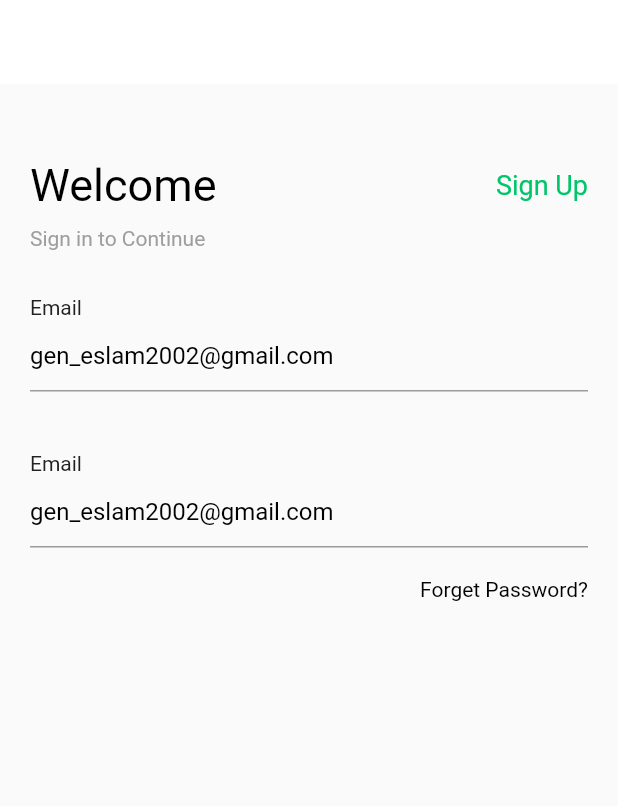
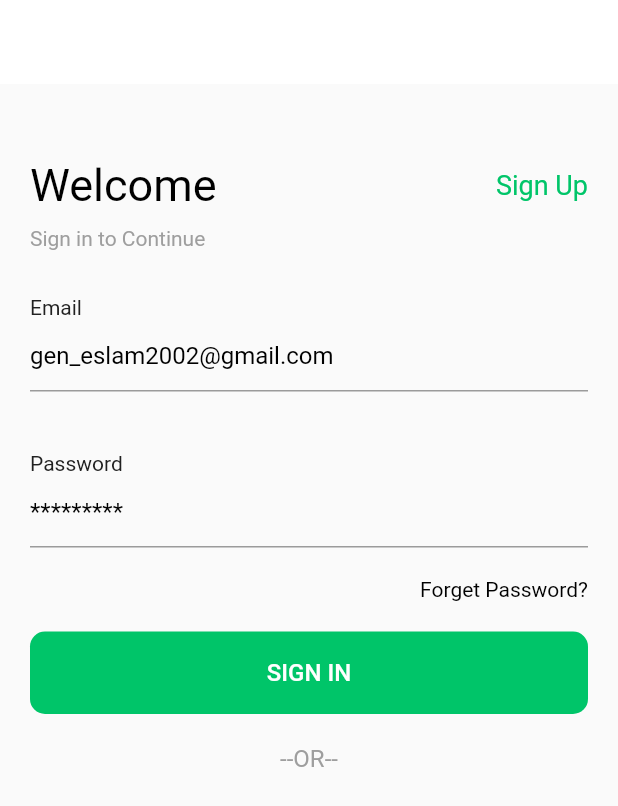
Before and after one commit to gen-eslam/shopapp_getx_mvvm, a Flutter app: the screen it shows after launch, on a phone screen of 412 x 824 dp. Shown: the top 806 px of the screen. Run offline on Flutter 3.47's test engine with Material 2 defaults, Android fonts, the light colour scheme and no system bars.

Commit message:
customButton created

```diff
--- a/lib/view/auth/login_screen.dart
+++ b/lib/view/auth/login_screen.dart
@@ -1,4 +1,5 @@
 import 'package:flutter/material.dart';
+import 'package:shop_app_mvvm_getx_besia/view/widgets/custom_button.dart';
 import 'package:shop_app_mvvm_getx_besia/view/widgets/custom_text.dart';
 
 import '../../core/utils/constance.dart';
@@ -24,40 +25,64 @@ class LoginScreen extends StatelessWidget {
           children: [
             Row(
               mainAxisAlignment: MainAxisAlignment.spaceBetween,
-                children: [
+              children: const [
                 CustomText(text: "Welcome", fontSize: 30),
-                  CustomText(
-                      text: "Sign Up", color: primaryColor, fontSize: 18),
+                CustomText(text: "Sign Up", color: primaryColor, fontSize: 18),
               ],
             ),
-              SizedBox(
+            const SizedBox(
               height: 10,
             ),
-              CustomText(
+            const CustomText(
               text: "Sign in to Continue",
               fontSize: 14,
               color: Colors.grey,
             ),
-              SizedBox(
+            const SizedBox(
               height: 30,
             ),
             CustomTextFormField(
               text: "Email",
               hint: "gen_eslam2002@gmail.com",
-                onSave: (value){},
-                validator: (value){},
+              onSave: (value) {},
+              validator: (value) {},
             ),
-              SizedBox(height: 40,),
+            const SizedBox(
+              height: 40,
+            ),
             CustomTextFormField(
               text: "Password",
               hint: "*********",
-                onSave: (value){},
-                validator: (value){},
+              onSave: (value) {},
+              validator: (value) {},
             ),
-              SizedBox(height: 20,),
-              CustomText(text: "Forget Password?", fontSize: 14,alignment: Alignment.topRight,)
+            const SizedBox(
+              height: 20,
+            ),
+            const CustomText(
+              text: "Forget Password?",
+              fontSize: 14,
+              alignment: Alignment.topRight,
+            ),
+            const SizedBox(
+              height: 20,
+            ),
+            CustomButton(
+              onPress: () {},
+              text: 'SIGN IN',
+            ),
+            const SizedBox(
+              height: 20,
+            ),
+            const CustomText(text: '--OR--', alignment: Alignment.center,color: Colors.grey,),
+            TextButton(onPressed: (){}, child: Row(
+              children: [
+
+              ],
+            )),
           ],
         ),
-        ));
+      ),
+    );
   }
 }
--- /dev/null
+++ b/lib/view/widgets/custom_button.dart
@@ -0,0 +1,48 @@
+import 'package:flutter/material.dart';
+
+import '../../core/utils/constance.dart';
+import 'custom_text.dart';
+
+class CustomButton extends StatelessWidget {
+  final Function onPress;
+  final String text;
+  final Color textColor;
+  final Alignment textAlignment;
+  final double fontSize;
+  final double borderRadius;
+  final double padding;
+  final Color backgroundColor;
+
+  const CustomButton(
+      {super.key,
+      required this.onPress,
+      required this.text,
+      this.textColor = Colors.white,
+      this.textAlignment = Alignment.center,
+      this.fontSize = 16,
+      this.borderRadius = 10,
+      this.padding = 18,
+      this.backgroundColor = primaryColor});
+
+  @override
+  Widget build(BuildContext context) {
+    return TextButton(
+      onPressed: onPress(),
+      style: ButtonStyle(
+        shape: MaterialStateProperty.all(
+          RoundedRectangleBorder(
+            borderRadius: BorderRadius.circular(borderRadius),
+          ),
+        ),
+        padding: MaterialStateProperty.all(EdgeInsets.all(padding)),
+        backgroundColor: MaterialStateProperty.all(backgroundColor),
+      ),
+      child: CustomText(
+        text: text,
+        alignment: textAlignment,
+        color: Colors.white,
+        fontSize: fontSize,
+      ),
+    );
+  }
+}
--- a/lib/view/widgets/custom_text.dart
+++ b/lib/view/widgets/custom_text.dart
@@ -6,19 +6,16 @@ class CustomText extends StatelessWidget {
   final double fontSize;
   final Alignment alignment;
 
-  CustomText
-
-  ({
-  this.text ='',
-  this.color =Colors.black,
-  this.fontSize =16,
-    this.alignment =Alignment.bottomLeft
-  });
+  const CustomText(
+      {super.key, this.text = '',
+      this.color = Colors.black,
+      this.fontSize = 16,
+      this.alignment = Alignment.bottomLeft});
 
   @override
   Widget build(BuildContext context) {
     return Container(
-      alignment:alignment ,
+      alignment: alignment,
       child: Text(
         text,
         style: TextStyle(color: color, fontSize: fontSize),
--- a/lib/view/widgets/custom_text_form_field.dart
+++ b/lib/view/widgets/custom_text_form_field.dart
@@ -9,7 +9,8 @@ class CustomTextFormField extends StatelessWidget {
   final String? Function(String?)? validator;
 
 
-  CustomTextFormField({
+  const CustomTextFormField({
+    super.key,
     required this.text,
     required this.hint,
      this.onSave ,
@@ -18,21 +19,19 @@ class CustomTextFormField extends StatelessWidget {
 
   @override
   Widget build(BuildContext context) {
-    return  Container(
-      child: Column(
+    return  Column(
       children: [
-          CustomText(text: "Email",fontSize: 14,color: Colors.grey.shade900,),
+        CustomText(text: text,fontSize: 14,color: Colors.grey.shade900,),
         TextFormField(
           onSaved: onSave,
           validator: validator,
           decoration: InputDecoration(
-                hintText: 'gen_eslam2002@gmail.com',
-                hintStyle: TextStyle(color: Colors.black),
+              hintText: hint,
+              hintStyle:const TextStyle(color: Colors.black),
               fillColor: Colors.white
           ),
         ),
       ],
-      ),
     );
   }
 }
```
Lines whose indentation alone changed are shown as unchanged.
